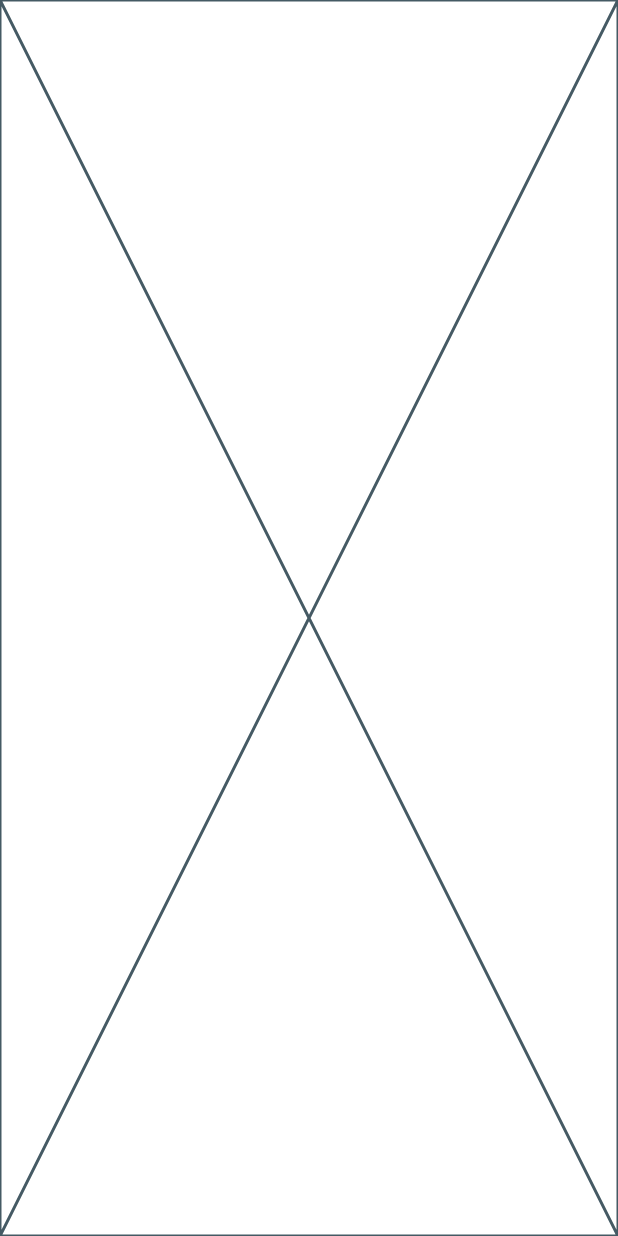
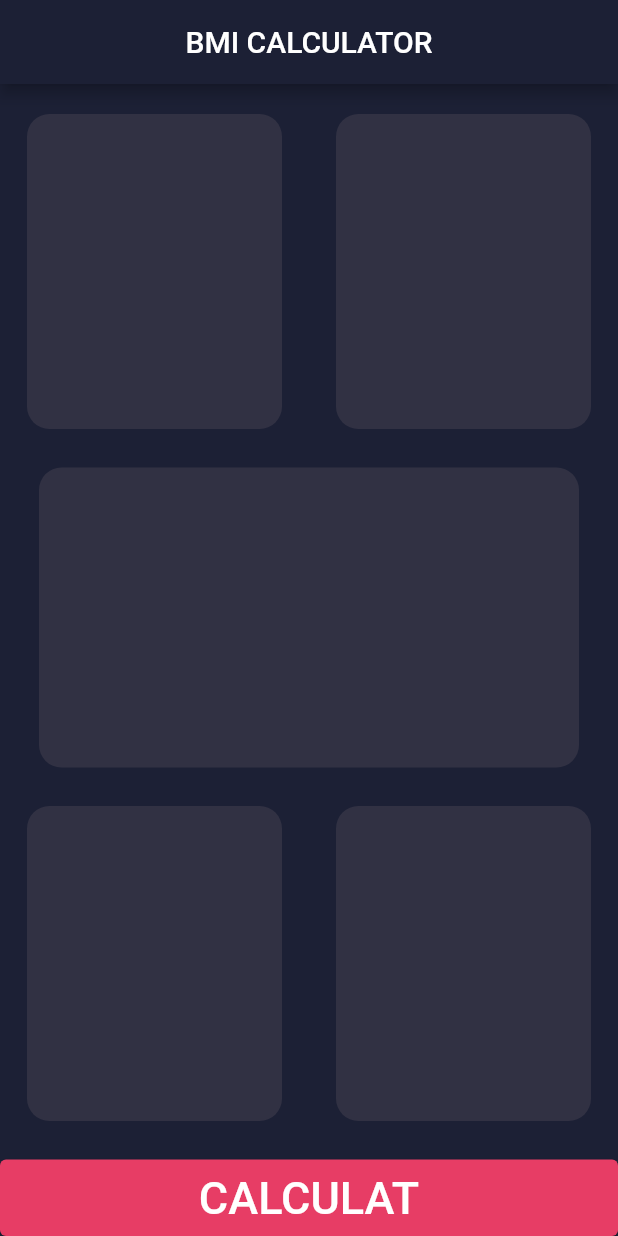
Before and after one commit to MohammeddFawzii/BMI_Calculator_App, a Flutter app: the screen it shows after launch, on a phone screen of 412 x 824 dp. Run offline on Flutter 3.47's test engine with Material 2 defaults, Android fonts, the phone set to English and light mode, and no system bars.

Commit message:
basic grid finished in UI

```diff
--- a/lib/main.dart
+++ b/lib/main.dart
@@ -3,6 +3,7 @@ import 'package:flutter/material.dart';
 void main() {
   runApp(const BmiCalc());
 }
+
 class BmiCalc extends StatefulWidget {
   const BmiCalc({super.key});
 
@@ -11,8 +12,110 @@ class BmiCalc extends StatefulWidget {
 }
 
 class _BmiCalcState extends State<BmiCalc> {
+  double currentSliderValue = 0;
+  int currentWieghtValue = 0;
+  int currentAgeValue = 0;
   @override
   Widget build(BuildContext context) {
-    return const Placeholder();
+    return MaterialApp(
+      home: Scaffold(
+        backgroundColor: const Color(0xFF1C2035),
+        //app bar
+        appBar: AppBar(
+          backgroundColor: const Color(0xFF1C2035),
+          title: const Text("BMI CALCULATOR"),
+          centerTitle: true,
+        ),
+
+        body: Column(
+          mainAxisAlignment: MainAxisAlignment.spaceBetween,
+          children: [
+            Padding(
+              padding: const EdgeInsets.only(top: 20),
+              child: Row(
+                mainAxisAlignment: MainAxisAlignment.spaceAround,
+                children: [
+                  //1st container
+                  Container(
+                    decoration: BoxDecoration(
+                      borderRadius: BorderRadius.circular(15),
+                      color: const Color(0xFF313143),
+                    ),
+                    height: 210,
+                    width: 170,
+                  ),
+                  //2nd container
+                  Container(
+                    decoration: BoxDecoration(
+                      borderRadius: BorderRadius.circular(15),
+                      color: const Color(0xFF313143),
+                    ),
+                    height: 210,
+                    width: 170,
+                  ),
+                ],
+              ),
+            ),
+            Padding(
+              padding: const EdgeInsets.only(top: 20),
+              //slider container
+              child: Container(
+                decoration: BoxDecoration(
+                  borderRadius: BorderRadius.circular(15),
+                  color: const Color(0xFF313143),
+                ),
+                height: 200,
+                width: 360,
+              ),
+            ),
+            Padding(
+              padding: const EdgeInsets.only(top: 20),
+              child: Row(
+                mainAxisAlignment: MainAxisAlignment.spaceAround,
+                children: [
+                  //1st container
+                  Container(
+                    decoration: BoxDecoration(
+                      borderRadius: BorderRadius.circular(15),
+                      color: const Color(0xFF313143),
+                    ),
+                    height: 210,
+                    width: 170,
+                  ),
+                  //2nd container
+                  Container(
+                    decoration: BoxDecoration(
+                      borderRadius: BorderRadius.circular(15),
+                      color: const Color(0xFF313143),
+                    ),
+                    height: 210,
+                    width: 170,
+                  ),
+                ],
+              ),
+            ),
+            //button
+            Padding(
+              padding: const EdgeInsets.only(top: 20),
+              child: SizedBox(
+                width: double.infinity,
+                child: ElevatedButton(
+                  onPressed: () {},
+                  style: ElevatedButton.styleFrom(
+                      backgroundColor: const Color(0xFFE73D65)),
+                  child: const Padding(
+                    padding: EdgeInsets.all(8.0),
+                    child: Text(
+                      "CALCULAT",
+                      style: TextStyle(fontSize: 30),
+                    ),
+                  ),
+                ),
+              ),
+            )
+          ],
+        ),
+      ),
+    );
   }
 }
```
